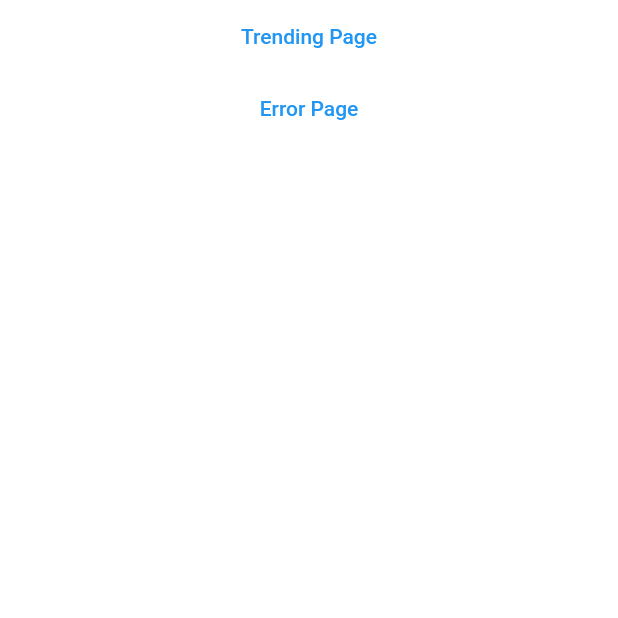
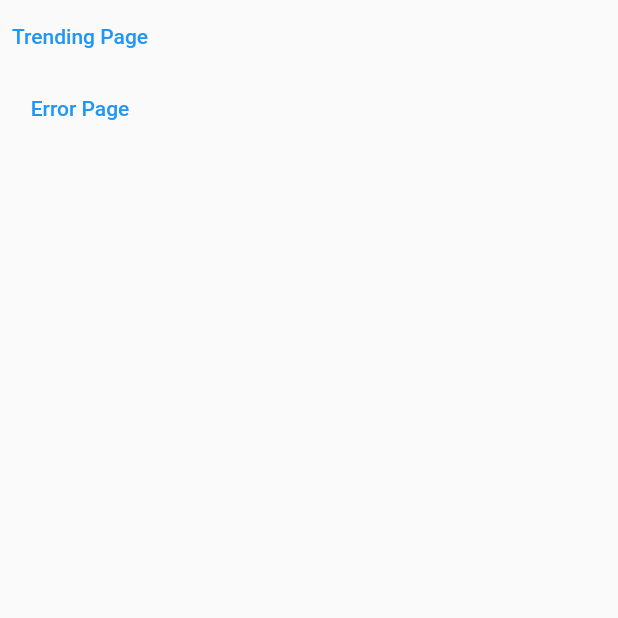
Before and after one commit to anonymousmayank/trending_page_app, a Flutter app: the screen it shows after launch, on a phone screen of 412 x 824 dp, the top half of it. Run offline on Flutter 3.47's test engine with Material 2 defaults, Android fonts, the light colour scheme and no system bars.

Commit message:
[ka_01] Scaffold added to Home Page

```diff
--- a/lib/home_page.dart
+++ b/lib/home_page.dart
@@ -5,7 +5,9 @@ class HomePage extends StatelessWidget {
 
   @override
   Widget build(BuildContext context) {
-    return Container(
+    return SafeArea(
+      child: Scaffold(
+        body: Container(
           child: Column(
             children: [
               TextButton(
@@ -18,6 +20,8 @@ class HomePage extends StatelessWidget {
               ),
             ],
           ),
+        ),
+      ),
     );
   }
 }
```
Lines whose indentation alone changed are shown as unchanged.
